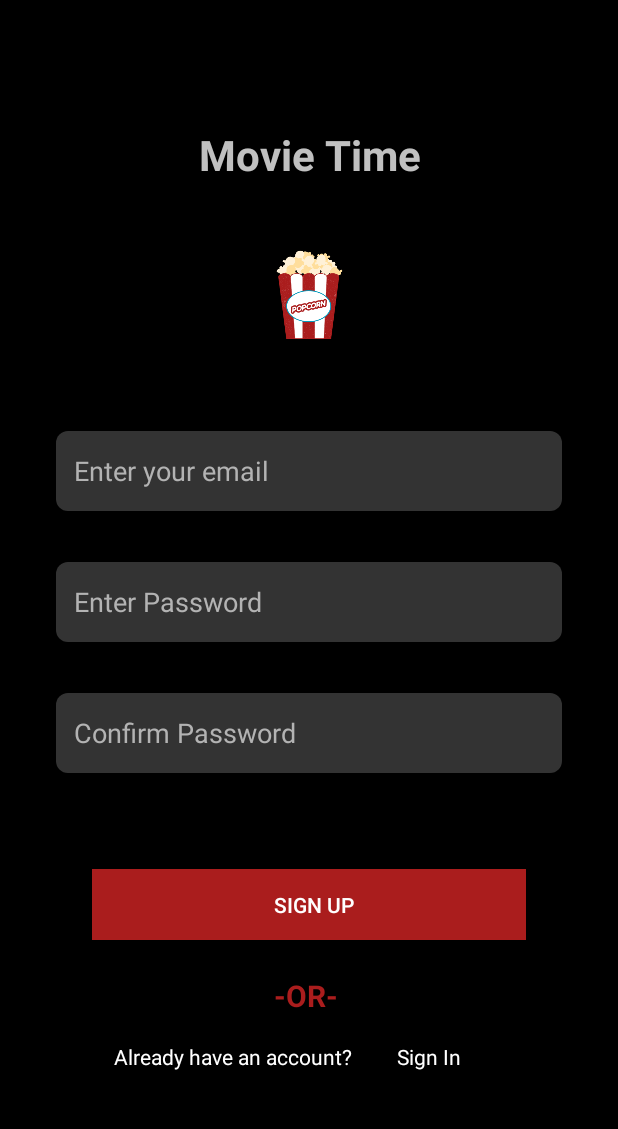
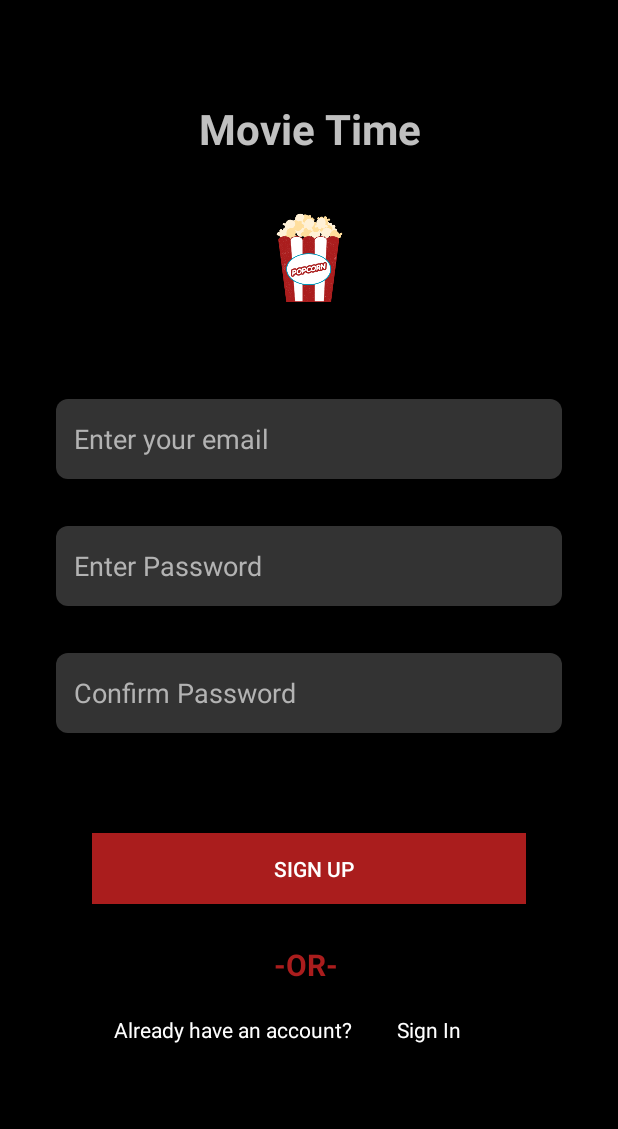
Before and after one commit to Kareem00101/AndroidTeletubbies, an Android app: the MainActivity2 screen opened directly, with no data from a screen before it, on a phone screen of 412 x 824 dp, the part 62-1191 px from its top. Run offline under Robolectric (Android 15) with nearby library versions, the phone set to English and light mode, and no system bars.

Commit message:
Modified ( activity_main.xml and activity_main2.xml and item_note.xml ) View IDs and Constraints.

```diff
--- a/app/src/main/res/layout/activity_main.xml
+++ b/app/src/main/res/layout/activity_main.xml
@@ -11,7 +11,7 @@
         android:id="@+id/Preview_App"
         android:layout_width="140dp"
         android:layout_height="37dp"
-        android:layout_marginBottom="65dp"
+        android:layout_marginBottom="70dp"
         android:background="#aa1d1d"
         android:ems="10"
         android:gravity="center"
@@ -30,7 +30,6 @@
         android:layout_width="401dp"
         android:layout_height="39dp"
         android:layout_marginTop="60dp"
-        android:layout_marginBottom="30dp"
         android:gravity="center"
         android:text="Movie Time"
         android:textColor="#c0c0c0"
--- a/app/src/main/res/layout/activity_main2.xml
+++ b/app/src/main/res/layout/activity_main2.xml
@@ -8,7 +8,7 @@
     tools:context=".UI.MainActivity2">
 
     <TextView
-        android:layout_marginBottom="50dp"
+        android:layout_marginBottom="65dp"
         android:id="@+id/movie2_l8"
         android:layout_width="wrap_content"
         android:layout_height="wrap_content"
@@ -61,25 +61,25 @@
         android:id="@+id/movie2_l4"
         android:layout_width="337dp"
         android:layout_height="53dp"
-        android:layout_marginBottom="15dp"
+        android:layout_marginBottom="10dp"
         android:background="@drawable/background"
         android:ems="10"
+        android:hint="Enter Password"
         android:inputType="textVisiblePassword"
         android:paddingStart="12dp"
-        android:hint="Enter Password"
+        android:textColor="#b3b3b3"
         android:textColorHint="#b3b3b3"
-        android:textColor="#b3b3b3"
-        app:layout_constraintTop_toBottomOf="@id/movie2_l3"
         app:layout_constraintBottom_toTopOf="@id/movie2_l5"
         app:layout_constraintEnd_toEndOf="@id/movie2_l3"
+        app:layout_constraintHorizontal_bias="0.0"
         app:layout_constraintStart_toStartOf="@id/movie2_l3"
-        />
+        app:layout_constraintTop_toBottomOf="@id/movie2_l3" />
 
     <EditText
         android:id="@+id/movie2_l3"
         android:layout_width="337dp"
         android:layout_height="53dp"
-        android:layout_marginBottom="15dp"
+        android:layout_marginBottom="10dp"
         android:background="@drawable/background"
         android:ems="10"
         android:inputType="textEmailAddress"
@@ -108,8 +108,7 @@
         android:id="@+id/movie2_l1"
         android:layout_width="401dp"
         android:layout_height="39dp"
-        android:layout_marginTop="50dp"
-        android:layout_marginBottom="10dp"
+        android:layout_marginTop="30dp"
         android:gravity="center"
         android:text="Movie Time"
         android:textColor="#c0c0c0"
@@ -139,7 +138,7 @@
         android:id="@+id/Sign_In"
         android:layout_width="wrap_content"
         android:layout_height="wrap_content"
-        android:layout_marginBottom="50dp"
+        android:layout_marginBottom="65dp"
         android:text="Sign In"
         android:textColor="@color/cardview_light_background"
         android:textSize="14sp"
--- a/app/src/main/res/layout/item_note.xml
+++ b/app/src/main/res/layout/item_note.xml
@@ -34,7 +34,7 @@
         android:id="@+id/languageOfMovie"
         android:layout_width="81dp"
         android:layout_height="18dp"
-        android:gravity="center"
+        android:textAlignment="viewStart"
         android:textColor="@android:color/background_light"
         android:textColorHint="@android:color/background_light"
         android:textColorLink="@android:color/background_light"
@@ -52,7 +52,7 @@
         android:id="@+id/releaseDate"
         android:layout_width="78dp"
         android:layout_height="20dp"
-        android:gravity="center"
+        android:textAlignment="viewStart"
         android:hint="@string/film_review"
         android:includeFontPadding="false"
         android:textColor="@android:color/background_light"
@@ -72,7 +72,6 @@
         android:layout_width="160dp"
         android:layout_height="25dp"
         android:includeFontPadding="true"
-        android:paddingStart="15dp"
         android:textAlignment="viewStart"
         android:textColor="@android:color/background_light"
         android:textSize="18sp"
```
